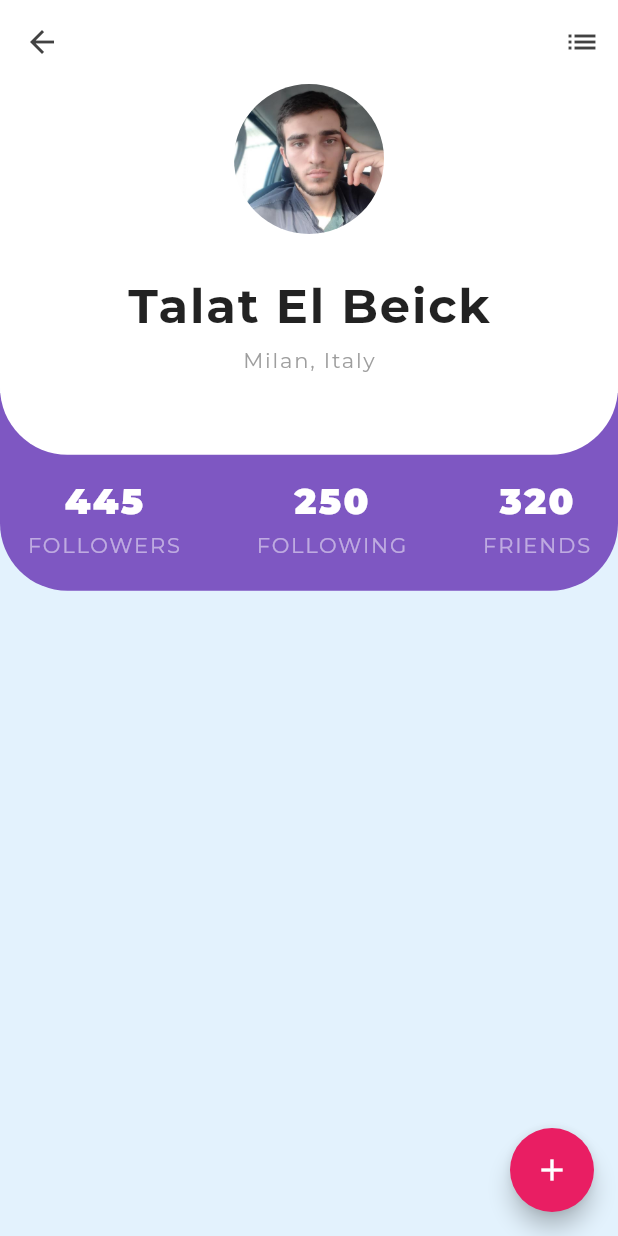
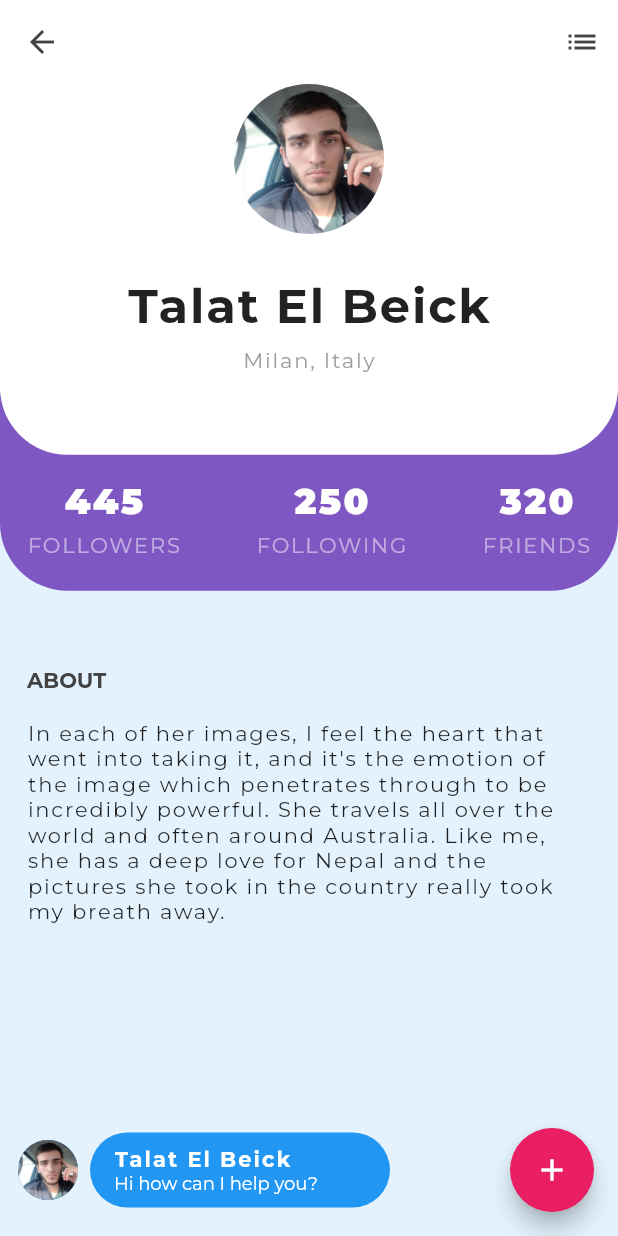
Before and after one commit to elbeicktalat/flutter_ui, a Flutter app: the Profile9 screen opened directly, on a phone screen of 412 x 824 dp. Run offline on Flutter 3.47's test engine with Material 2 defaults, Android fonts, the phone set to English and light mode, and no system bars; our stand-ins replace google_fonts; missing offline and left inert: flutter_page_view_indicator.

Commit message:
finish profile9 screenshot

```diff
--- a/lib/main.dart
+++ b/lib/main.dart
@@ -18,7 +18,7 @@ class MyApp extends StatelessWidget {
       theme: ThemeData(
         primarySwatch: Colors.blue,
       ),
-      home: const Auth2(),
+      home: const Profile9(),
     );
   }
 }
--- a/lib/profiles/profile9/profile_9.dart
+++ b/lib/profiles/profile9/profile_9.dart
@@ -60,11 +60,10 @@ class _Profile9State extends State<Profile9> {
                     Container(
                       width: 100,
                       height: 100,
-                      decoration: const BoxDecoration(
+                      decoration: BoxDecoration(
                         shape: BoxShape.circle,
                         image: DecorationImage(
-                          image:
-                              ExactAssetImage('assets/images/profiles/me.jpg'),
+                          image: ExactAssetImage(_profile.user!.avatar!),
                         ),
                       ),
                     ),
@@ -89,12 +88,85 @@ class _Profile9State extends State<Profile9> {
                 ),
               ),
             ),
+            Positioned(
+              top: MediaQuery.of(context).size.height * 0.45,
+              left: 0,
+              right: 0,
+              child: Padding(
+                padding: const EdgeInsets.all(18.0),
+                child: Column(
+                  crossAxisAlignment: CrossAxisAlignment.start,
+                  children: [
+                    Text(
+                      'ABOUT',
+                      style: TextStyle(
+                        color: Colors.grey.shade800,
+                        fontWeight: FontWeight.bold,
+                      ),
+                    ),
+                    const SizedBox(height: 18.0),
+                    Text(
+                      _profile.user!.about!,
+                      style: const TextStyle(
+                        letterSpacing: 1.2,
+                      ),
+                    ),
+                  ],
+                ),
+              ),
+            ),
           ],
         ),
-        floatingActionButton: FloatingActionButton(
-          onPressed: () {},
-          backgroundColor: Colors.pink,
-          child: const Icon(Icons.add),
+        floatingActionButton: Row(
+          mainAxisAlignment: MainAxisAlignment.spaceBetween,
+          children: [
+            Transform.translate(
+              offset: const Offset(28, 0),
+              child: Row(
+                children: [
+                  CircleAvatar(
+                    backgroundImage: ExactAssetImage(_profile.user!.avatar!),
+                  ),
+                  const SizedBox(width: 8.0),
+                  Container(
+                    padding: const EdgeInsets.symmetric(horizontal: 16.0),
+                    width: 200,
+                    height: 50,
+                    decoration: BoxDecoration(
+                      color: Colors.blue,
+                      borderRadius: BorderRadius.circular(_borderRadius),
+                    ),
+                    child: Column(
+                      crossAxisAlignment: CrossAxisAlignment.start,
+                      mainAxisAlignment: MainAxisAlignment.center,
+                      children: [
+                        Text(
+                          _profile.user!.name!,
+                          style: const TextStyle(
+                            color: Colors.white,
+                            fontWeight: FontWeight.bold,
+                            letterSpacing: 1.4,
+                          ),
+                        ),
+                        const Text(
+                          'Hi how can I help you?',
+                          style: TextStyle(
+                            fontSize: 12,
+                            color: Colors.white,
+                          ),
+                        ),
+                      ],
+                    ),
+                  ),
+                ],
+              ),
+            ),
+            FloatingActionButton(
+              onPressed: () {},
+              backgroundColor: Colors.pink,
+              child: const Icon(Icons.add),
+            ),
+          ],
         ),
       ),
     );
--- a/lib/profiles/profile9/provider.dart
+++ b/lib/profiles/profile9/provider.dart
@@ -7,6 +7,8 @@ class Provider {
         name: 'Talat El Beick',
         address: 'Milan, Italy',
         avatar: 'assets/images/profiles/me.jpg',
+        about:
+            "In each of her images, I feel the heart that went into taking it, and it's the emotion of the image which penetrates through to be incredibly powerful. She travels all over the world and often around Australia. Like me, she has a deep love for Nepal and the pictures she took in the country really took my breath away.",
       ),
       followers: 445,
       following: 250,
--- a/lib/profiles/profile9/user.dart
+++ b/lib/profiles/profile9/user.dart
@@ -1,7 +1,7 @@
 class User {
-  String? name, address, avatar;
+  String? name, address, about, avatar;
 
-  User({this.name, this.address, this.avatar});
+  User({this.name, this.address, this.about, this.avatar});
 }
 
 class Profile {
```
Also changed, not shown: doc/readme/profiles/profile_9.png (added), 3 other files.
